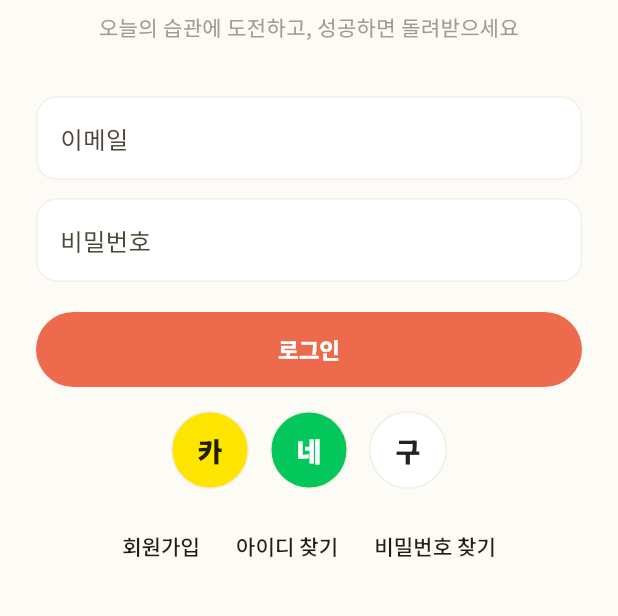
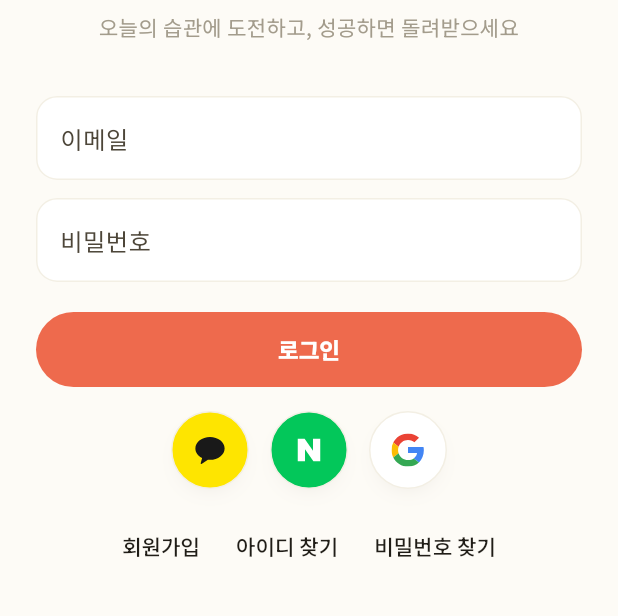
Before and after one commit to nae442939-prog/GodLife, a Flutter app: the screen it shows after launch, on a phone screen of 412 x 824 dp, the part 357-973 px from its top. Run offline on Flutter 3.47's test engine with Material 3 defaults, Android fonts, the light colour scheme and no system bars; our stand-ins replace cookie_jar, dio, dio_cookie_manager, flutter_svg, image_picker; accounts and stored records are empty; network calls fail.

Commit message:
feat(mobile): 로그인 화면의 소셜 버튼에 카카오 · 네이버 · 구글 로고
웹(SocialLoginButtons.jsx)과 같은 로고를 flutter_svg 로 그린다. 각 회사가 로그인 버튼에 쓰도록 정한 모양 · 색.

```diff
--- a/mobile/lib/screens/login_screen.dart
+++ b/mobile/lib/screens/login_screen.dart
@@ -1,5 +1,6 @@
 import 'package:flutter/foundation.dart' show kIsWeb;
 import 'package:flutter/material.dart';
+import 'package:flutter_svg/flutter_svg.dart';
 import 'package:provider/provider.dart';
 import 'package:url_launcher/url_launcher.dart';
 
@@ -51,7 +52,22 @@ class _LoginScreenState extends State<LoginScreen> {
     await launchUrl(Uri.parse('$serverBase$path'), webOnlyWindowName: kIsWeb ? '_self' : null);
   }
 
+  // 소셜 로그인 버튼의 로고 (웹의 SocialLoginButtons.jsx 와 같은 그림).
+  // 각 회사가 로그인 버튼에 쓰라고 정해 둔 모양 · 색이다: 카카오 말풍선(#FEE500 바탕), 네이버 N(#03C75A 바탕), 구글 G(흰 바탕)
+  static const _logos = {
+    'kakao': '<svg viewBox="0 0 24 24"><path fill="#191919" d="M12 4C7.03 4 3 7.13 3 11c0 2.49 1.66 4.67 4.16 5.9l-.9 3.3c-.08.3.25.54.51.37l3.94-2.6c.42.04.85.06 1.29.06 4.97 0 9-3.13 9-7s-4.03-7-9-7z"/></svg>',
+    'naver': '<svg viewBox="0 0 24 24"><path fill="#ffffff" d="M15.2 12.6 8.5 3H3v18h5.8v-9.6L15.5 21H21V3h-5.8z"/></svg>',
+    'google': '<svg viewBox="0 0 18 18">'
+        '<path fill="#EA4335" d="M9 3.48c1.69 0 2.83.73 3.48 1.34l2.54-2.48C13.46.89 11.43 0 9 0 5.48 0 2.44 2.02.96 4.96l2.91 2.26C4.6 5.05 6.62 3.48 9 3.48z"/>'
+        '<path fill="#4285F4" d="M17.64 9.2c0-.74-.06-1.28-.19-1.84H9v3.34h4.96c-.1.83-.64 2.08-1.84 2.92l2.84 2.2c1.7-1.57 2.68-3.88 2.68-6.62z"/>'
+        '<path fill="#FBBC05" d="M3.88 10.78A5.54 5.54 0 0 1 3.58 9c0-.62.11-1.22.29-1.78L.96 4.96A9.008 9.008 0 0 0 0 9c0 1.45.35 2.82.96 4.04l2.92-2.26z"/>'
+        '<path fill="#34A853" d="M9 18c2.43 0 4.47-.8 5.96-2.18l-2.84-2.2c-.76.53-1.78.9-3.12.9-2.38 0-4.4-1.57-5.12-3.74L.97 13.04C2.45 15.98 5.48 18 9 18z"/>'
+        '</svg>',
+  };
+
   Widget _social(String label, Color background, Color foreground, String provider) {
+    // 로고 크기는 웹과 같은 비율 (카카오 26 · 네이버 20 · 구글 22)
+    final size = switch (provider) { 'kakao' => 26.0, 'naver' => 20.0, _ => 22.0 };
     return Tooltip(
       message: '$label 로그인',
       child: InkWell(
@@ -64,10 +80,10 @@ class _LoginScreenState extends State<LoginScreen> {
           decoration: BoxDecoration(
             color: background,
             shape: BoxShape.circle,
-            border: Border.all(color: AppColors.border),
+            border: Border.all(color: AppColors.cardBorder),
+            boxShadow: cardShadow,
           ),
-          child: Text(label.substring(0, 1),
-              style: TextStyle(color: foreground, fontWeight: FontWeight.w900, fontSize: 18)),
+          child: SvgPicture.string(_logos[provider]!, width: size, height: size),
         ),
       ),
     );
--- a/mobile/pubspec.yaml
+++ b/mobile/pubspec.yaml
@@ -41,6 +41,7 @@ dependencies:
   image_picker: ^1.2.4
   provider: ^6.1.5+1
   url_launcher: ^6.3.3
+  flutter_svg: ^2.3.0
 
 dev_dependencies:
   flutter_test:
```
Also changed, not shown: mobile/pubspec.lock.
